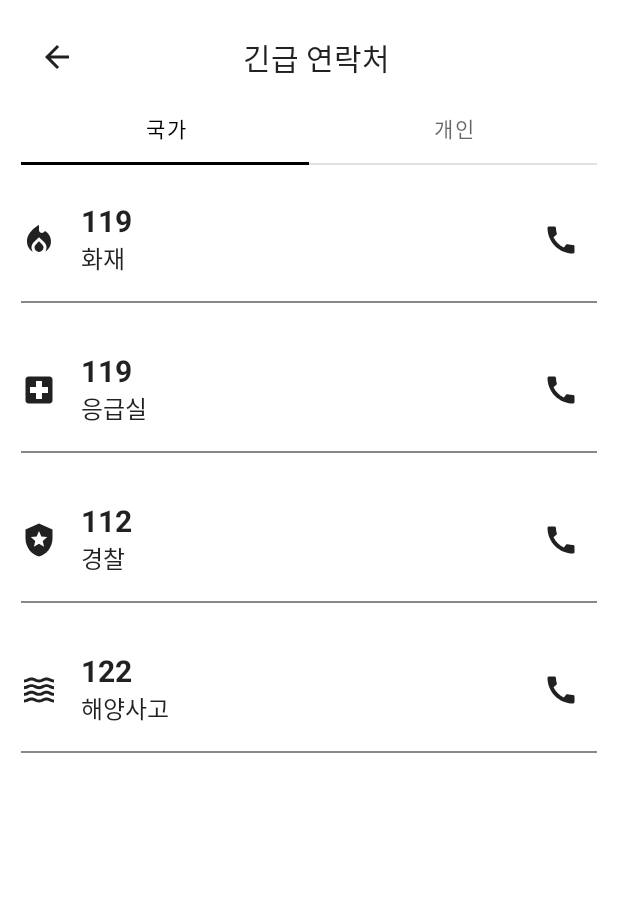
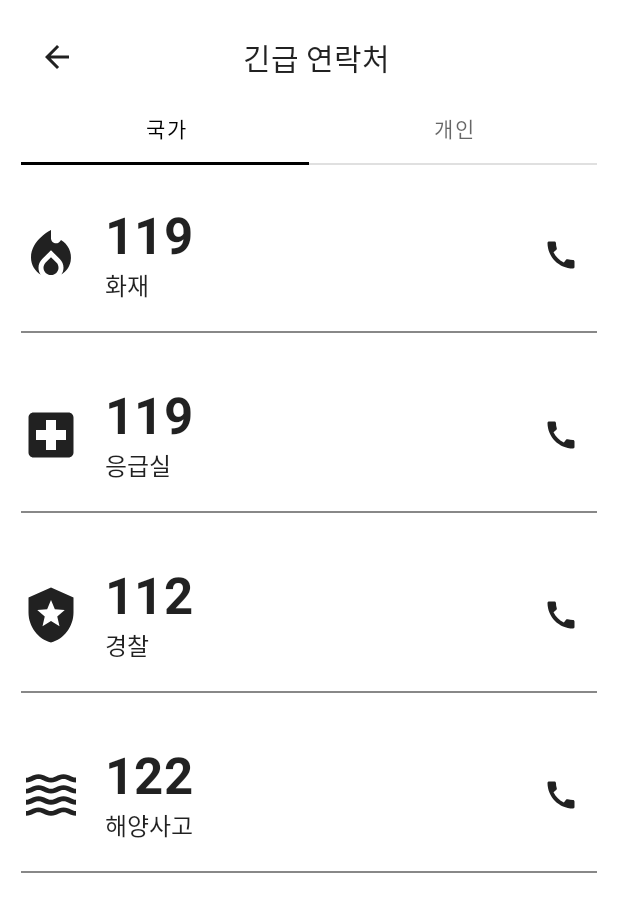
Before and after one commit to imtaejugkim/EmergencyGuide, an Android app built with Jetpack Compose: the EmergencyNumberActivity screen opened directly, with no data from a screen before it, after a tap on "Call", on a phone screen of 412 x 824 dp. Shown: the top 912 px of the screen. Run offline under Robolectric (Android 15) with nearby library versions, the phone set to English and light mode, and no system bars; Roboto replaces fonts that are not available here.

Commit message:
Design: Increase Size of Icons, Fonts in EmergencyContact composable

```diff
--- a/app/src/main/java/com/example/emergencyguide/EmergencyNumber/composables/EmergencyContact.kt
+++ b/app/src/main/java/com/example/emergencyguide/EmergencyNumber/composables/EmergencyContact.kt
@@ -37,21 +37,21 @@ import com.google.accompanist.permissions.rememberPermissionState
 
 @OptIn(ExperimentalPermissionsApi::class)
 @Composable
-fun EmergencyContact(icon: androidx.compose.ui.graphics.vector.ImageVector,
-                     number: String,
-                     title: String,
-                     isEditing: MutableState<Boolean>,
-                     isSelected: MutableState<Boolean> // isSelected 상태를 인자로 추가
-)  {
+fun EmergencyContact(
+    icon: androidx.compose.ui.graphics.vector.ImageVector,
+    number: String,
+    title: String,
+    isEditing: MutableState<Boolean>,
+    isSelected: MutableState<Boolean> // isSelected 상태를 인자로 추가
+) {
 
     val context = LocalContext.current // 현재 Context를 가져옵니다.
     val permissionState = rememberPermissionState(permission = android.Manifest.permission.CALL_PHONE)
 
-
     Box(
         modifier = Modifier
             .fillMaxWidth()
-            .height(100.dp)
+            .height(120.dp)
             .padding(vertical = 8.dp),
     ) {
         Row(
@@ -59,32 +59,34 @@ fun EmergencyContact(icon: androidx.compose.ui.graphics.vector.ImageVector,
                 .fillMaxSize(),
             verticalAlignment = Alignment.CenterVertically
         ) {
-            Icon(imageVector = icon, contentDescription = title, modifier = Modifier.size(24.dp))
+            Icon(imageVector = icon, contentDescription = title, modifier = Modifier.size(40.dp))
             Spacer(modifier = Modifier.width(16.dp))
             Column(
                 modifier = Modifier.weight(1f)
             ) {
-                Text(text = number, style = MaterialTheme.typography.h6, fontWeight = FontWeight.Bold)
-                Text(text = title)
+                Text(text = number, style=MaterialTheme.typography.h4.copy(fontWeight=FontWeight.Bold))
+                Text(text=title)
             }
+
             if (isEditing.value) {
                 Checkbox(
-                    checked = isSelected.value,
-                    onCheckedChange = { newValue -> isSelected.value = newValue }
+                    checked=isSelected.value,
+                    onCheckedChange={ newValue -> isSelected.value=newValue }
                 )
+
             } else {
-                IconButton(onClick = { // 전화 앱을 시작합니다.
+                IconButton(onClick={ // 전화 앱을 시작합니다.
 
                     if(permissionState.status.isGranted){
-                        val number = Uri.parse("tel:$number")
-                        val callIntent = Intent(Intent.ACTION_CALL, number)
+                        val intentUri=Uri.parse("tel:$number")
+                        val callIntent=Intent(Intent.ACTION_CALL,intentUri)
                         context.startActivity(callIntent)
                     }
 
                     else
                         permissionState.launchPermissionRequest()
 
-                     }) {
+                }) {
                     Icon(imageVector = Icons.Default.Call, contentDescription = "Call")
                 }
             }
```
